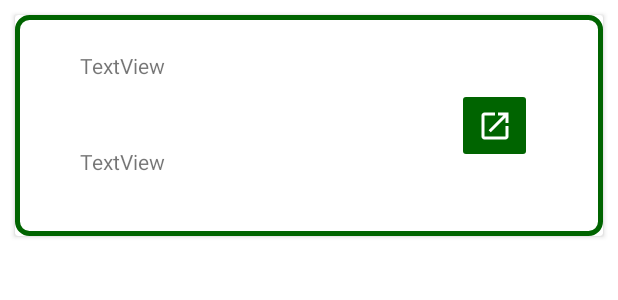
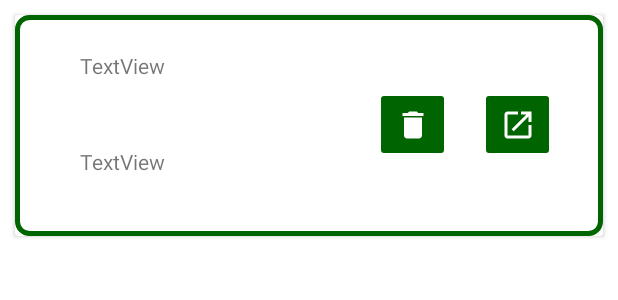
Before and after one commit to tfj4k3y/gainTracker, an Android app: the layout row_view.xml on its own in the app's theme, with its tools: preview values and no code run, on a phone screen of 412 x 824 dp. Shown: the top 300 px of the screen. Run offline under Robolectric (Android 15) with nearby library versions, the phone set to English and light mode, and no system bars.

```diff
--- a/app/src/main/java/com/example/gaintracker/ButtonInterface.java
+++ b/app/src/main/java/com/example/gaintracker/ButtonInterface.java
@@ -4,4 +4,6 @@ public interface ButtonInterface {
 
     void buttonOnClick(TreningObject id);
 
+    void deleteOnClick(TreningObject id, int position);
+
 }
--- a/app/src/main/java/com/example/gaintracker/ExerciseAdapter.java
+++ b/app/src/main/java/com/example/gaintracker/adapters/ExerciseAdapter.java
@@ -1,14 +1,16 @@
-package com.example.gaintracker;
+package com.example.gaintracker.adapters;
 
 import android.content.Context;
 import android.view.LayoutInflater;
 import android.view.View;
 import android.view.ViewGroup;
-import android.widget.Button;
 import android.widget.TextView;
 
 import androidx.annotation.NonNull;
 import androidx.recyclerview.widget.RecyclerView;
+
+import com.example.gaintracker.ExerciseObject;
+import com.example.gaintracker.R;
 
 import java.util.List;
 
--- /dev/null
+++ b/app/src/main/res/drawable/delete.xml
@@ -0,0 +1,5 @@
+<vector android:height="24dp" android:tint="#000000"
+    android:viewportHeight="24" android:viewportWidth="24"
+    android:width="24dp" xmlns:android="http://schemas.android.com/apk/res/android">
+    <path android:fillColor="@android:color/white" android:pathData="M6,19c0,1.1 0.9,2 2,2h8c1.1,0 2,-0.9 2,-2V7H6v12zM19,4h-3.5l-1,-1h-5l-1,1H5v2h14V4z"/>
+</vector>
--- a/app/src/main/res/layout/row_view.xml
+++ b/app/src/main/res/layout/row_view.xml
@@ -44,12 +44,27 @@
             android:layout_width="50dp"
             android:layout_height="50dp"
             android:backgroundTint="@color/mainColor"
-            android:src="@drawable/baseline_open_in_new_24"
+            android:src="@drawable/expand"
             card_view:layout_constraintBottom_toBottomOf="parent"
             card_view:layout_constraintEnd_toEndOf="parent"
-            card_view:layout_constraintHorizontal_bias="0.861"
+            card_view:layout_constraintHorizontal_bias="0.906"
             card_view:layout_constraintStart_toStartOf="parent"
             card_view:layout_constraintTop_toTopOf="parent"
+            card_view:layout_constraintVertical_bias="0.494"
+            card_view:tint="@color/white" />
+
+        <ImageButton
+            android:id="@+id/deleteButton"
+            android:layout_width="50dp"
+            android:layout_height="50dp"
+            android:backgroundTint="@color/mainColor"
+            card_view:layout_constraintBottom_toBottomOf="parent"
+            card_view:layout_constraintEnd_toStartOf="@+id/expandBButton"
+            card_view:layout_constraintHorizontal_bias="0.922"
+            card_view:layout_constraintStart_toStartOf="parent"
+            card_view:layout_constraintTop_toTopOf="parent"
+            card_view:layout_constraintVertical_bias="0.494"
+            card_view:srcCompat="@drawable/delete"
             card_view:tint="@color/white" />
 
 
```
Also changed, not shown: app/src/main/java/com/example/gaintracker/ExerciseObject.java (+1 -19 lines), app/src/main/java/com/example/gaintracker/activities/ExpandActivity.java (+3 -15 lines), app/src/main/java/com/example/gaintracker/activities/MainActivity.java (+41 -20 lines), app/src/main/java/com/example/gaintracker/activities/PreviewActivity.java (+20 -10 lines), app/src/main/java/com/example/gaintracker/activities/StartActivity.java (+25 -2 lines), app/src/main/java/com/example/gaintracker/adapters/TrainingAdapter.java (renamed from app/src/main/java/com/example/gaintracker/TrainingAdapter.java, +20 -5 lines), app/src/main/res/drawable/expand.xml (renamed from app/src/main/res/drawable/baseline_open_in_new_24.xml), app/src/main/res/drawable/rozwiniecie.png (deleted).
